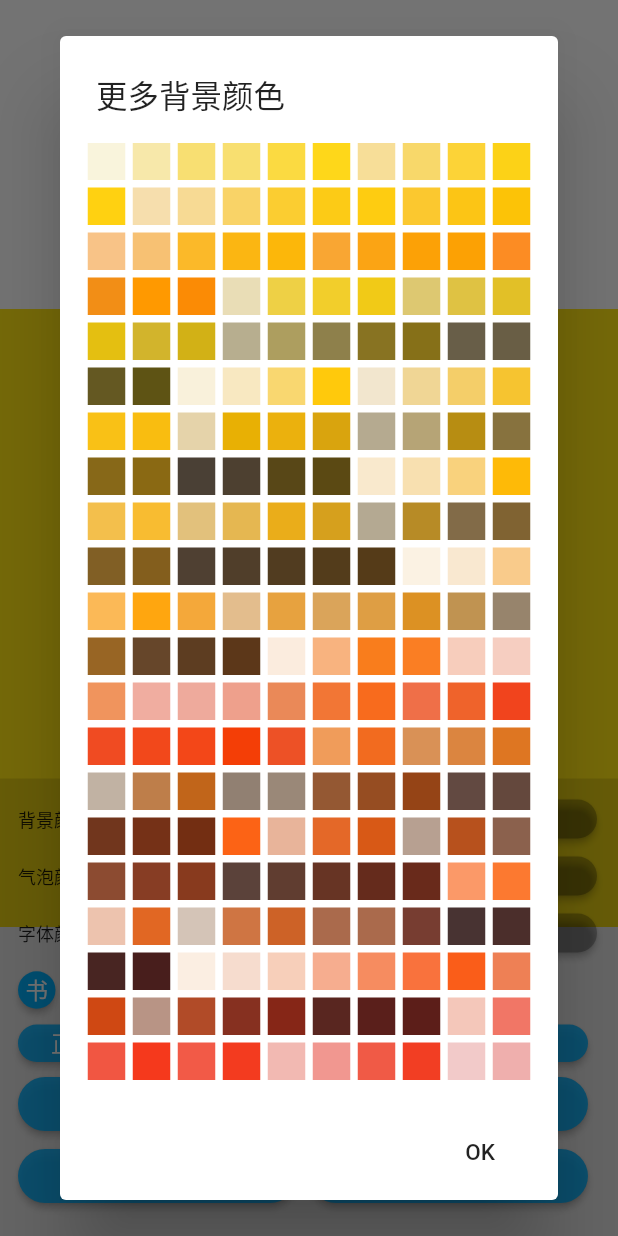
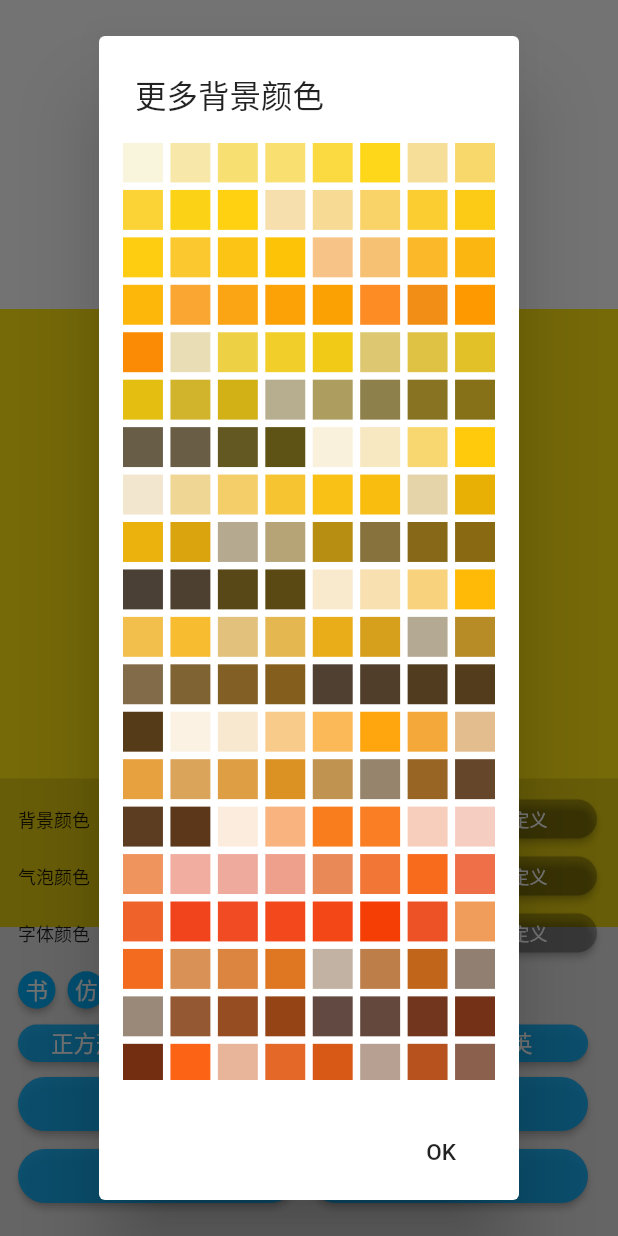
Before and after one commit to zhufree/friday_today, a Flutter app: the screen it shows after launch, after a tap on "更多", on a phone screen of 412 x 824 dp. Run offline on Flutter 3.47's test engine with Material 2 defaults, Android fonts, the phone set to English and light mode, and no system bars; our stand-ins replace shared_preferences; missing offline and left inert: esys_flutter_share.

Commit message:
update：添加注释，优化代码

```diff
--- a/lib/main.dart
+++ b/lib/main.dart
@@ -56,7 +56,7 @@ class _FridayPageState extends State<FridayPage> {
   int screenType = 0;
 
   GlobalKey screenKey = GlobalKey();
-  GlobalKey scaffoldKey = GlobalKey();
+  GlobalKey<ScaffoldState> scaffoldKey = GlobalKey();
 
   @override
   void initState() {
@@ -333,12 +333,12 @@ class _FridayPageState extends State<FridayPage> {
       } else if (type == 2) {
         await Share.file('Friday', 'friday.png', pngBytes, 'image/png');
       }
-      (scaffoldKey.currentState as ScaffoldState).showSnackBar(new SnackBar(
+      scaffoldKey.currentState.showSnackBar(new SnackBar(
         content: new Text("Ojbk!"),
       ));
       return true;
     } catch (e) {
-      (scaffoldKey.currentState as ScaffoldState).showSnackBar(new SnackBar(
+      scaffoldKey.currentState.showSnackBar(new SnackBar(
         content: new Text("保存失败，${e.toString()}"),
       ));
       print(e.toString());
@@ -547,14 +547,11 @@ class _FridayPageState extends State<FridayPage> {
         return AlertDialog(
           contentPadding: EdgeInsets.all(16.0),
           title: Text(getMoreColorTitleByType(type, context)),
-          content: SingleChildScrollView(// 可滑动
-            child: Center( // 设置居中避免两侧空白不对称
-              child: Wrap(
-                spacing: 5.0,
-                runSpacing: 5.0,
-                children: getColorRows(type),
-              ),
-            ),
+          content: GridView.count(
+            crossAxisCount: 8,
+            crossAxisSpacing: 5.0,
+            mainAxisSpacing: 5.0,
+            children: getColorRows(type),
           ),
           actions: <Widget>[ // 设置可点击的按钮组
             FlatButton(
@@ -595,12 +592,14 @@ class _FridayPageState extends State<FridayPage> {
   final TextEditingController _inputController = new TextEditingController();
 
   void _handleSubmitted(int type, String text) {
-    _inputController.clear();
+    _inputController.clear(); // 清除输入的文字
     if (text.length != 8 && text.length != 6) {
-      (scaffoldKey.currentState as ScaffoldState).showSnackBar(new SnackBar(
+      // 输入的格式不正确，弹出提示
+      scaffoldKey.currentState.showSnackBar(new SnackBar(
         content: new Text(FridayLocalizations.of(context).noticeWrongInput),
       ));
     } else {
+      // 设置颜色
       _changeColor(
           type, Color(int.parse(text.length == 8 ? "0x$text" : "0xFF$text")));
     }
@@ -616,7 +615,7 @@ class _FridayPageState extends State<FridayPage> {
           contentPadding: EdgeInsets.all(16.0),
           title: Text(getCustomColorTitleByType(type, context)),
           content: TextField(
-            controller: _inputController,
+            controller: _inputController, // 文本控制器
             decoration: InputDecoration(
                 hintText: FridayLocalizations.of(context).hintInputColor,
                 hintStyle: TextStyle(fontSize: 12.0)),
@@ -625,8 +624,8 @@ class _FridayPageState extends State<FridayPage> {
             FlatButton(
               child: Text('OK'),
               onPressed: () {
-                _handleSubmitted(type, _inputController.text);
-                Navigator.of(context).pop();
+                _handleSubmitted(type, _inputController.text); // 点击ok时提交
+                Navigator.of(context).pop(); // dialog隐藏
               },
             ),
           ],
```
Also changed, not shown: 2 other files.
